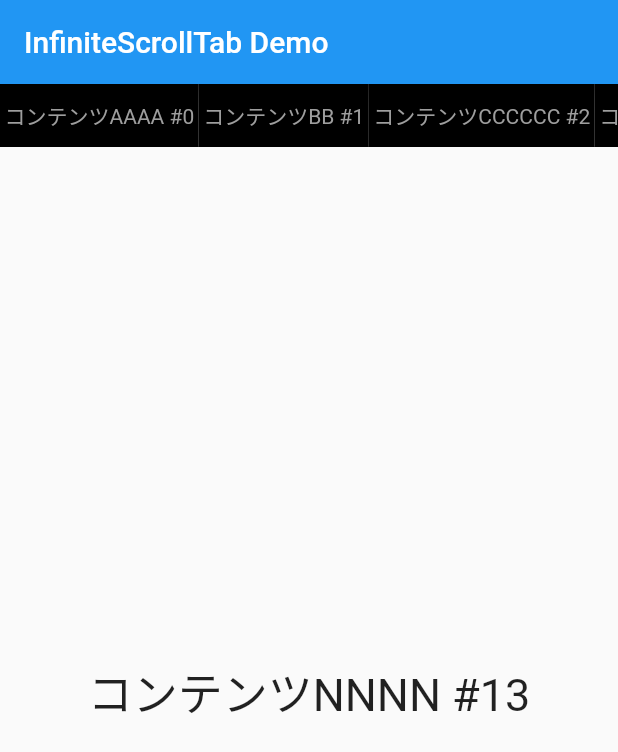
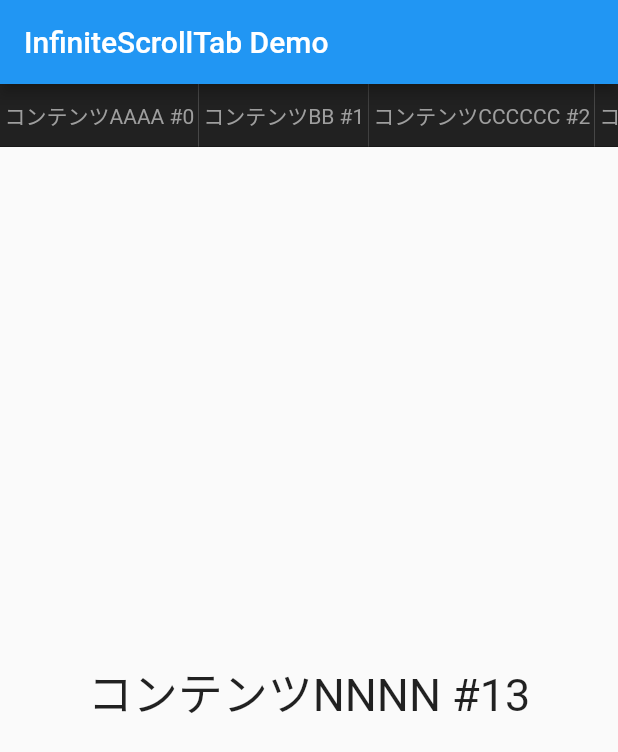
Before and after one commit to thaitani/flutter_infinite_scroll_tab, a Flutter app: the screen it shows after launch, on a phone screen of 412 x 824 dp. Shown: the top 752 px of the screen. Run offline on Flutter 3.47's test engine with Material 2 defaults, Android fonts, the phone set to English and light mode, and no system bars; drawn by our look-alikes of scroll_to_index.

Commit message:
デザイン調整

```diff
--- a/lib/main.dart
+++ b/lib/main.dart
@@ -157,7 +157,7 @@ class __ContentState extends State<_Content> {
         },
         child: DecoratedBox(
           decoration: BoxDecoration(
-            color: Colors.black,
+            color: Colors.black87,
             border: Border(
               bottom: BorderSide(
                 color:
```
